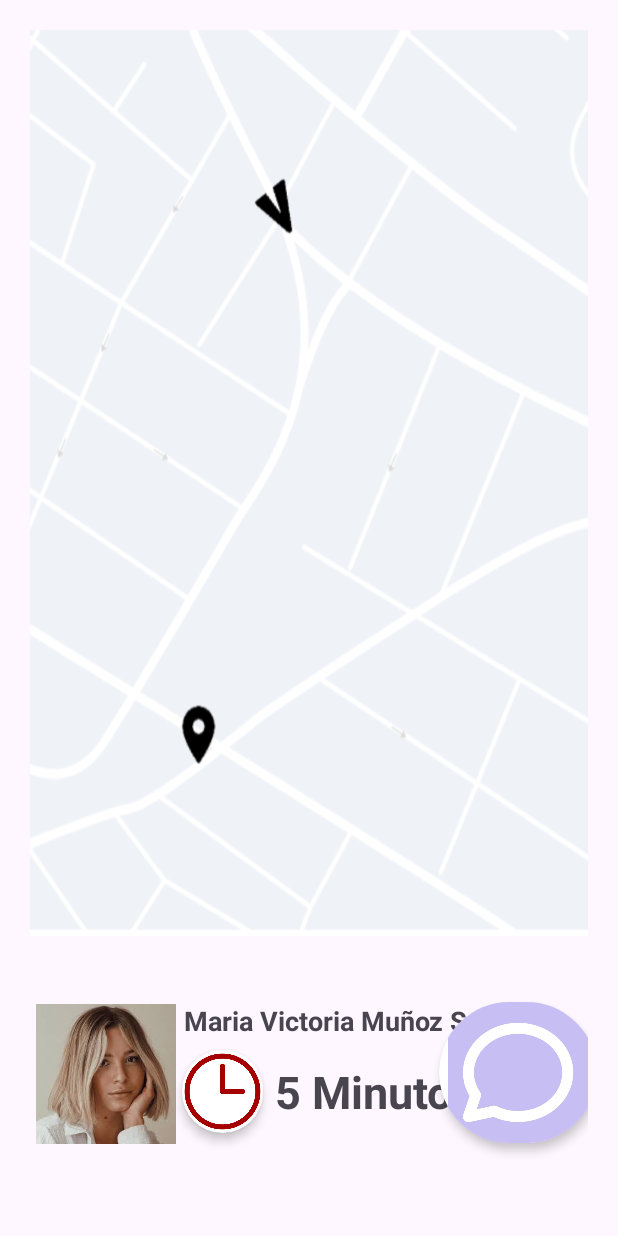
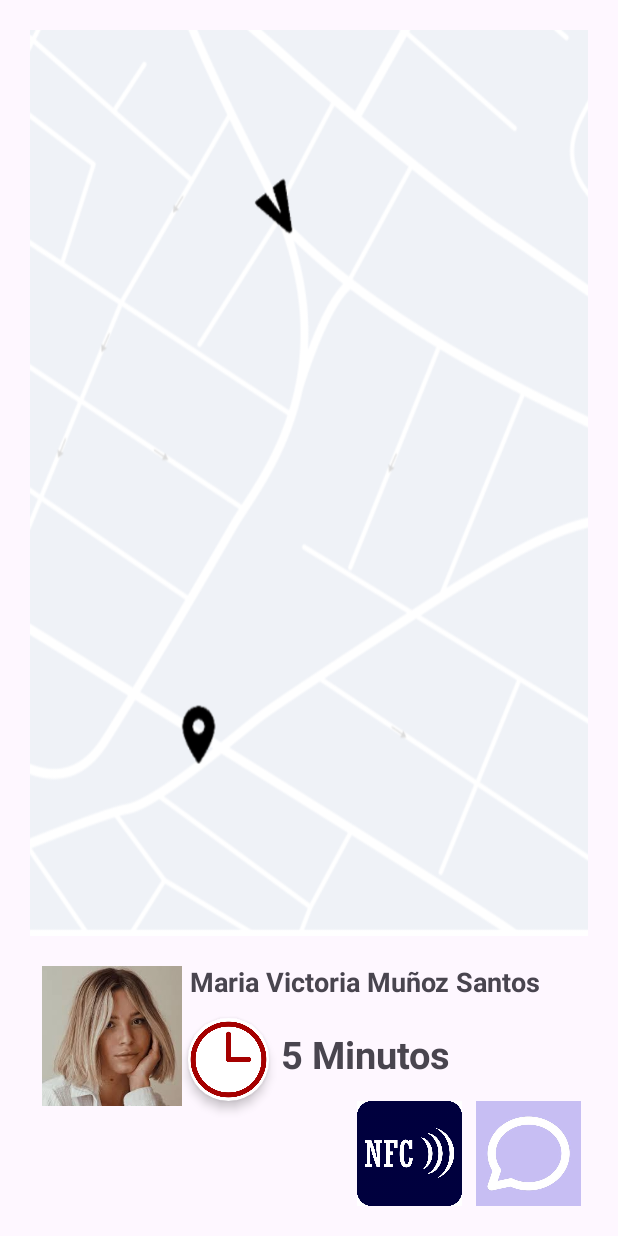
Before and after one commit to Carlosmercg/CampusGo, an Android app: the layout activity_mapa_comprador.xml on its own in the app's theme, with its tools: preview values and no code run, on a phone screen of 412 x 824 dp. Run offline under Robolectric (Android 15) with nearby library versions, the phone set to English and light mode, and no system bars.

Commit message:
Conexion de pantallas mapas,nfc,calificacion,comprar

```diff
--- a/app/src/main/res/layout/activity_comprar.xml
+++ b/app/src/main/res/layout/activity_comprar.xml
@@ -333,7 +333,7 @@
             app:layout_constraintVertical_bias="0.0" />
 
         <Button
-            android:id="@+id/button4"
+            android:id="@+id/btncompra"
             style="@style/Widget.AppCompat.Button"
             android:layout_width="match_parent"
             android:layout_height="wrap_content"
--- a/app/src/main/res/layout/activity_mapa_comprador.xml
+++ b/app/src/main/res/layout/activity_mapa_comprador.xml
@@ -2,7 +2,6 @@
 <androidx.constraintlayout.widget.ConstraintLayout xmlns:android="http://schemas.android.com/apk/res/android"
     xmlns:app="http://schemas.android.com/apk/res-auto"
     xmlns:tools="http://schemas.android.com/tools"
-    android:id="@+id/main"
     android:layout_width="match_parent"
     android:layout_height="match_parent"
     android:padding="20dp"
@@ -21,6 +20,36 @@
         app:layout_constraintVertical_bias="1.0">
 
 
+        <ImageButton
+            android:id="@+id/btnnfc"
+            android:layout_width="79dp"
+            android:layout_height="70dp"
+            android:layout_marginTop="14dp"
+            android:adjustViewBounds="true"
+            android:background="@null"
+            android:scaleType="fitCenter"
+            app:layout_constraintBottom_toBottomOf="parent"
+            app:layout_constraintEnd_toStartOf="@+id/btnchat"
+            app:layout_constraintHorizontal_bias="1.0"
+            app:layout_constraintStart_toStartOf="parent"
+            app:layout_constraintTop_toBottomOf="@+id/textView4"
+            app:srcCompat="@drawable/icononfc" />
+
+        <ImageButton
+            android:id="@+id/btnchat"
+            android:layout_width="79dp"
+            android:layout_height="70dp"
+            android:adjustViewBounds="true"
+            android:background="@null"
+            android:scaleType="fitCenter"
+            app:layout_constraintBottom_toBottomOf="parent"
+            app:layout_constraintEnd_toEndOf="parent"
+            app:layout_constraintHorizontal_bias="1.0"
+            app:layout_constraintStart_toEndOf="@+id/textView4"
+            app:layout_constraintTop_toTopOf="parent"
+            app:layout_constraintVertical_bias="1.0"
+            app:srcCompat="@drawable/logomensajito" />
+
         <androidx.cardview.widget.CardView
             android:id="@+id/cardView2"
             android:layout_width="54dp"
@@ -31,7 +60,7 @@
             app:layout_constraintBottom_toBottomOf="parent"
             app:layout_constraintStart_toEndOf="@+id/imageView12"
             app:layout_constraintTop_toTopOf="parent"
-            app:layout_constraintVertical_bias="0.601">
+            app:layout_constraintVertical_bias="0.43">
 
             <ImageView
                 android:id="@+id/imageView13"
@@ -53,17 +82,17 @@
             app:layout_constraintHorizontal_bias="0.0"
             app:layout_constraintStart_toEndOf="@+id/imageView12"
             app:layout_constraintTop_toTopOf="parent"
-            app:layout_constraintVertical_bias="0.272" />
+            app:layout_constraintVertical_bias="0.103" />
 
         <ImageView
             android:id="@+id/imageView12"
             android:layout_width="93dp"
             android:layout_height="111dp"
-            android:layout_marginStart="4dp"
+            android:layout_marginStart="8dp"
             app:layout_constraintBottom_toBottomOf="parent"
             app:layout_constraintStart_toStartOf="parent"
             app:layout_constraintTop_toTopOf="parent"
-            app:layout_constraintVertical_bias="0.506"
+            app:layout_constraintVertical_bias="0.134"
             app:srcCompat="@drawable/placeholder_usuario" />
 
         <TextView
@@ -72,32 +101,13 @@
             android:layout_height="wrap_content"
             android:layout_marginStart="8dp"
             android:text="5 Minutos"
-            android:textSize="30dp"
+            android:textSize="25dp"
             android:textStyle="bold"
             app:layout_constraintBottom_toBottomOf="parent"
             app:layout_constraintStart_toEndOf="@+id/cardView2"
             app:layout_constraintTop_toTopOf="parent"
-            app:layout_constraintVertical_bias="0.594" />
+            app:layout_constraintVertical_bias="0.416" />
 
-        <androidx.cardview.widget.CardView
-            android:id="@+id/cardView1"
-            android:layout_width="105dp"
-            android:layout_height="94dp"
-            app:cardCornerRadius="50dp"
-            app:cardElevation="4dp"
-            app:layout_constraintBottom_toBottomOf="parent"
-            app:layout_constraintEnd_toEndOf="parent"
-            app:layout_constraintHorizontal_bias="0.814"
-            app:layout_constraintStart_toEndOf="@+id/textView4"
-            app:layout_constraintTop_toTopOf="parent">
-
-            <ImageView
-                android:id="@+id/imageView10"
-                android:layout_width="wrap_content"
-                android:layout_height="wrap_content"
-                app:srcCompat="@drawable/logomensajito" />
-
-        </androidx.cardview.widget.CardView>
 
     </androidx.constraintlayout.widget.ConstraintLayout>
 
@@ -110,6 +120,6 @@
         app:layout_constraintBottom_toTopOf="@+id/linearLayout"
         app:layout_constraintEnd_toEndOf="parent"
         app:layout_constraintStart_toStartOf="parent"
-        app:layout_constraintTop_toTopOf="parent"/>
+        app:layout_constraintTop_toTopOf="parent" />
 
 </androidx.constraintlayout.widget.ConstraintLayout>
--- a/app/src/main/res/layout/activity_nfcactivity.xml
+++ b/app/src/main/res/layout/activity_nfcactivity.xml
@@ -62,7 +62,7 @@
         app:layout_constraintStart_toStartOf="parent" />
 
     <ImageButton
-        android:id="@+id/imageButton3"
+        android:id="@+id/btnstar"
         android:layout_width="117dp"
         android:layout_height="109dp"
         android:layout_marginBottom="4dp"
```
Also changed, not shown: app/src/main/AndroidManifest.xml (+15 -0 lines), app/src/main/java/com/example/campusgo/CalificarActivity.kt (+6 -7 lines), app/src/main/java/com/example/campusgo/CarritoActivity.kt (+6 -2 lines), app/src/main/java/com/example/campusgo/ComprarActivity.kt (+14 -6 lines), app/src/main/java/com/example/campusgo/MapaCompradorActivity.kt (+17 -7 lines), app/src/main/java/com/example/campusgo/NFCActivity.kt (+10 -6 lines), app/src/main/res/layout/activity_calificar.xml (+31 -20 lines), app/src/main/res/layout/activity_mapa_vendedor.xml (+41 -48 lines), app/src/main/res/drawable/icononfc.png (added).
